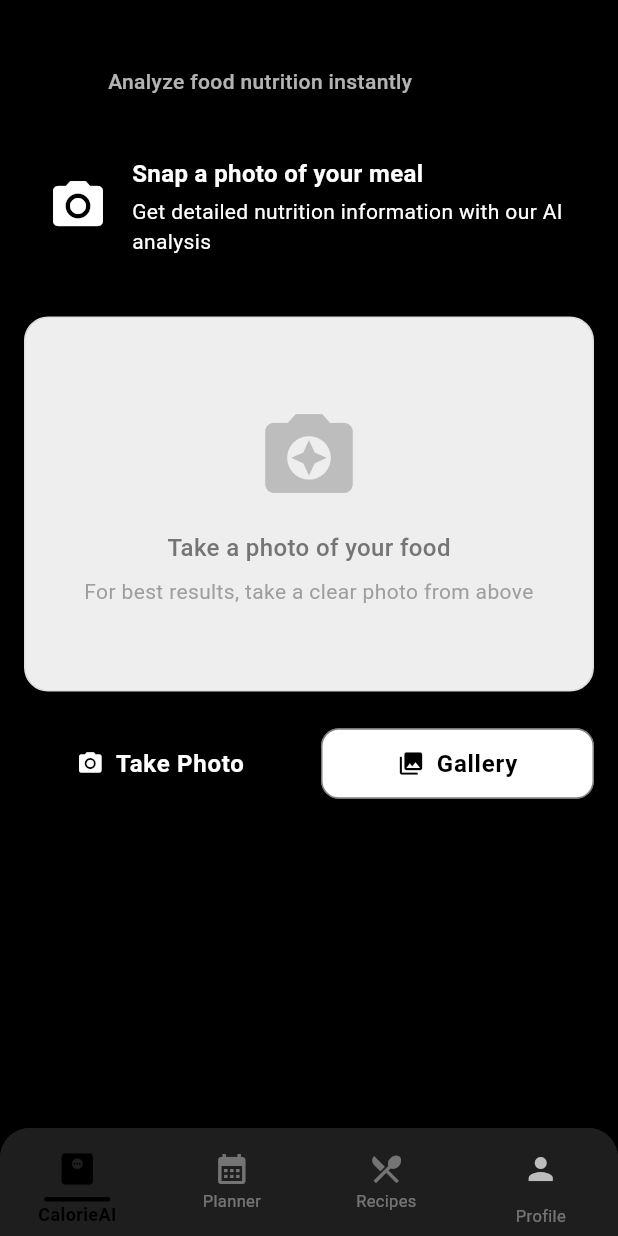
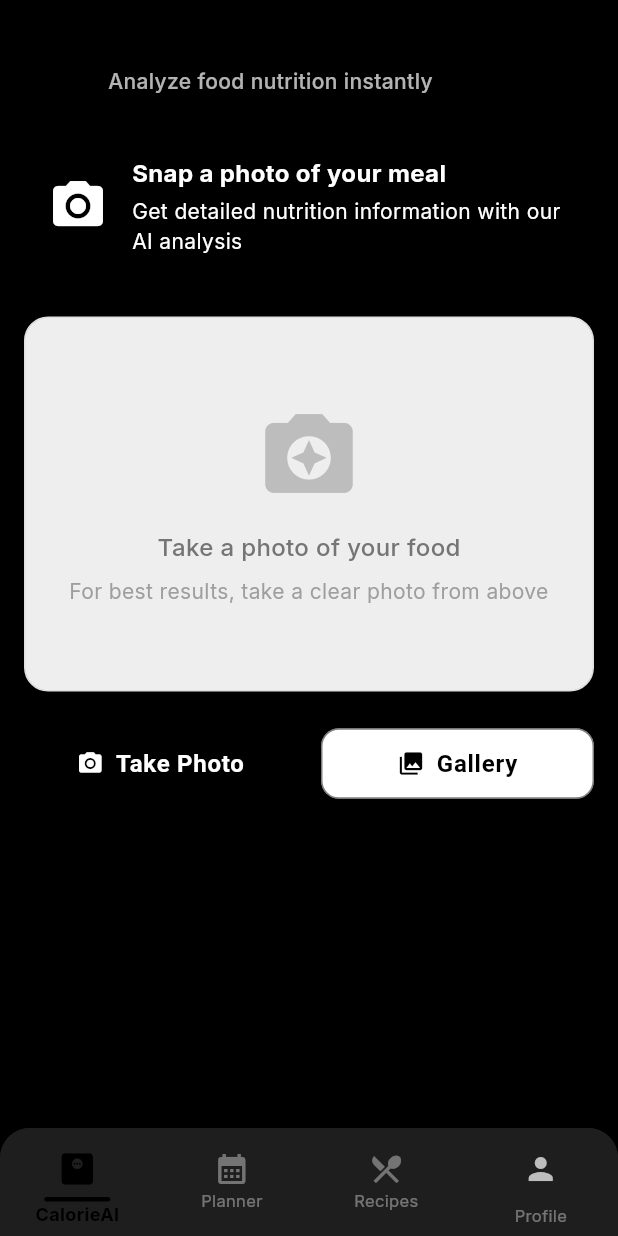
Before and after one commit to ovishkh/Cal-AI, a Flutter app: the MainNavigationScreen screen opened by its route, on a phone screen of 412 x 824 dp. Run offline on Flutter 3.47's test engine with Material 3 defaults, Android fonts, the phone set to English and light mode, and no system bars; our stand-ins replace cloud_firestore, firebase_auth, firebase_core, fl_chart, get, google_fonts and 4 more; accounts and stored records are empty.

Commit message:
style: integrate Google Fonts (Outfit & Inter) for premium typography

```diff
--- a/lib/utils/app_theme.dart
+++ b/lib/utils/app_theme.dart
@@ -1,4 +1,5 @@
 import 'package:flutter/material.dart';
+import 'package:google_fonts/google_fonts.dart';
 
 class AppTheme {
   // Color palette
@@ -26,34 +27,34 @@ class AppTheme {
   );
 
   // Text styles
-  static const TextStyle headingLarge = TextStyle(
+  static final TextStyle headingLarge = GoogleFonts.outfit(
     fontSize: 28,
     fontWeight: FontWeight.bold,
     color: textPrimary,
     letterSpacing: 0.5,
   );
 
-  static const TextStyle headingMedium = TextStyle(
+  static final TextStyle headingMedium = GoogleFonts.outfit(
     fontSize: 22,
     fontWeight: FontWeight.bold,
     color: textPrimary,
     letterSpacing: 0.3,
   );
 
-  static final TextStyle headingSmall = TextStyle(
+  static final TextStyle headingSmall = GoogleFonts.outfit(
     fontSize: 18,
     fontWeight: FontWeight.w600,
     color: textPrimary.withOpacity(0.9),
     letterSpacing: 0.2,
   );
 
-  static final TextStyle bodyText = TextStyle(
+  static final TextStyle bodyText = GoogleFonts.inter(
     fontSize: 16,
     color: textPrimary.withOpacity(0.8),
     height: 1.5,
   );
 
-  static final TextStyle caption = TextStyle(
+  static final TextStyle caption = GoogleFonts.inter(
     fontSize: 14,
     color: textSecondary,
     fontWeight: FontWeight.w500,
@@ -146,11 +147,10 @@ class AppTheme {
       foregroundColor: Colors.white,
       elevation: 0,
     ),
-    textTheme: const TextTheme(
+    textTheme: GoogleFonts.interTextTheme(ThemeData.dark().textTheme).copyWith(
       headlineLarge: headingLarge,
       headlineMedium: headingMedium,
     ),
-    fontFamily: 'Roboto',
     useMaterial3: true,
   );
 }
--- a/pubspec.yaml
+++ b/pubspec.yaml
@@ -34,6 +34,7 @@ dependencies:
   # The following adds the Cupertino Icons font to your application.
   # Use with the CupertinoIcons class for iOS style icons.
   cupertino_icons: ^1.0.8
+  google_fonts: ^6.2.1
 
   # State management
   get: ^4.6.6
```
